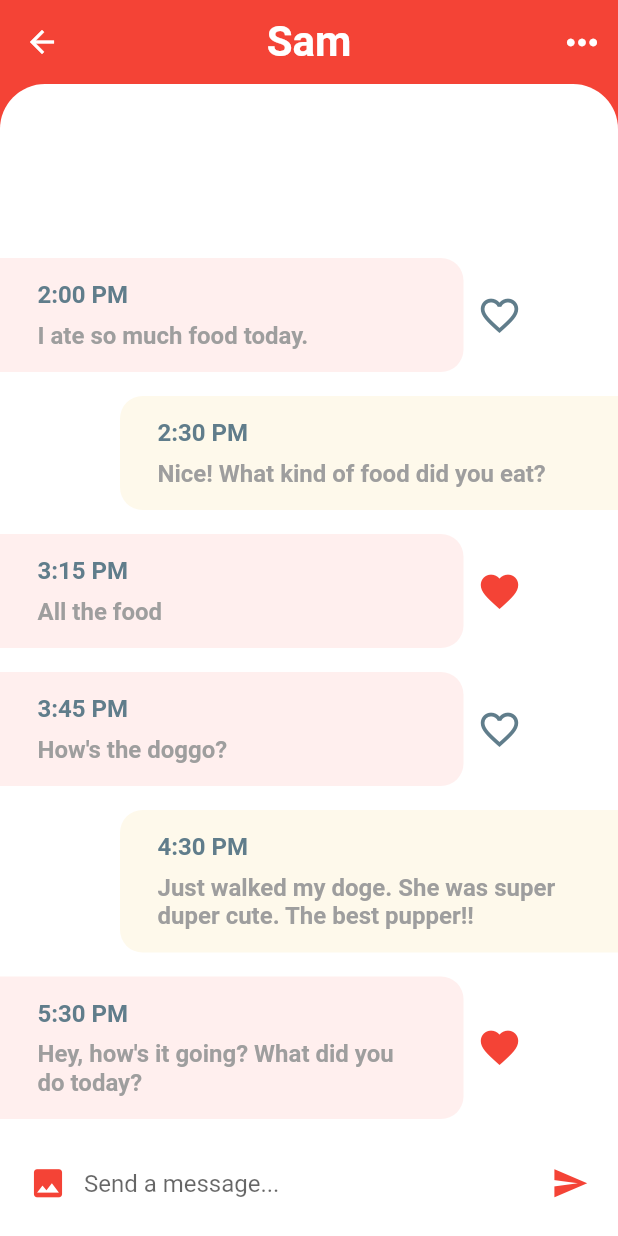
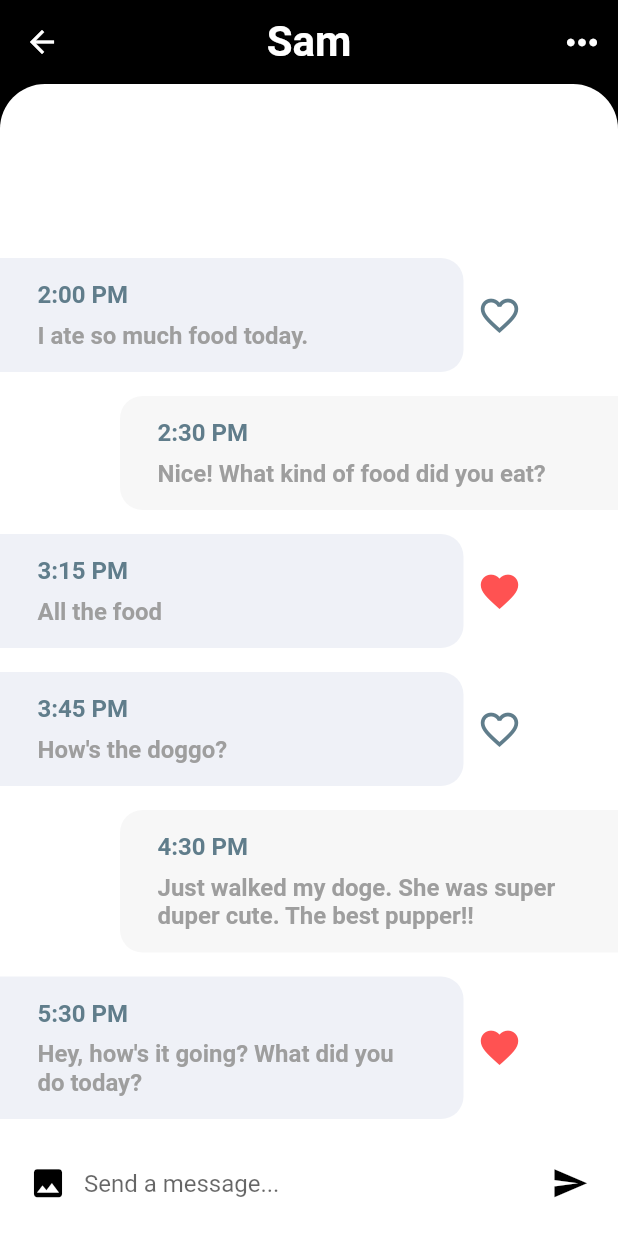
Before and after one commit to AbhinavRobinson/flutter-chat, a Flutter app: the screen it shows after launch, after a tap on "Sam", on a phone screen of 412 x 824 dp. Run offline on Flutter 3.47's test engine with Material 2 defaults, Android fonts, the phone set to English and light mode, and no system bars.

Commit message:
(feat): ui color tweak

```diff
--- a/lib/main.dart
+++ b/lib/main.dart
@@ -11,8 +11,8 @@ class MyApp extends StatelessWidget {
       title: 'Flutter Chat',
       debugShowCheckedModeBanner: false,
       theme: ThemeData(
-        primaryColor: Colors.red,
-        accentColor: Color(0xFFFEF9EB),
+        primaryColor: Colors.black,
+        accentColor: Color(0xFFF7F7F7),
       ),
       home: HomeScreen(),
     );
--- a/lib/screens/chat_screen.dart
+++ b/lib/screens/chat_screen.dart
@@ -21,7 +21,7 @@ class _ChatScreenState extends State<ChatScreen> {
       padding: EdgeInsets.symmetric(horizontal: 25.0, vertical: 15.0),
       width: MediaQuery.of(context).size.width * 0.75,
       decoration: BoxDecoration(
-        color: isMe ? Theme.of(context).accentColor : Color(0xFFFFEFEE),
+        color: isMe ? Theme.of(context).accentColor : Color(0xFFEFF1F7),
         borderRadius: isMe
             ? BorderRadius.only(
                 topLeft: Radius.circular(15.0),
@@ -68,9 +68,7 @@ class _ChatScreenState extends State<ChatScreen> {
               ? Icon(Icons.favorite)
               : Icon(Icons.favorite_border),
           iconSize: 30.0,
-          color: message.isLiked
-              ? Theme.of(context).primaryColor
-              : Colors.blueGrey,
+          color: message.isLiked ? Colors.redAccent : Colors.blueGrey,
           onPressed: () {},
         ),
       ],
--- a/lib/widgets/recent_chats.dart
+++ b/lib/widgets/recent_chats.dart
@@ -40,7 +40,7 @@ class RecentChats extends StatelessWidget {
                   padding:
                       EdgeInsets.symmetric(horizontal: 20.0, vertical: 10.0),
                   decoration: BoxDecoration(
-                    color: chat.unread ? Color(0xFFFFEFEE) : Colors.white,
+                    color: chat.unread ? Color(0xFFFFFFFF) : Colors.white,
                     borderRadius: BorderRadius.only(
                       topRight: Radius.circular(20.0),
                       bottomRight: Radius.circular(20.0),
```
